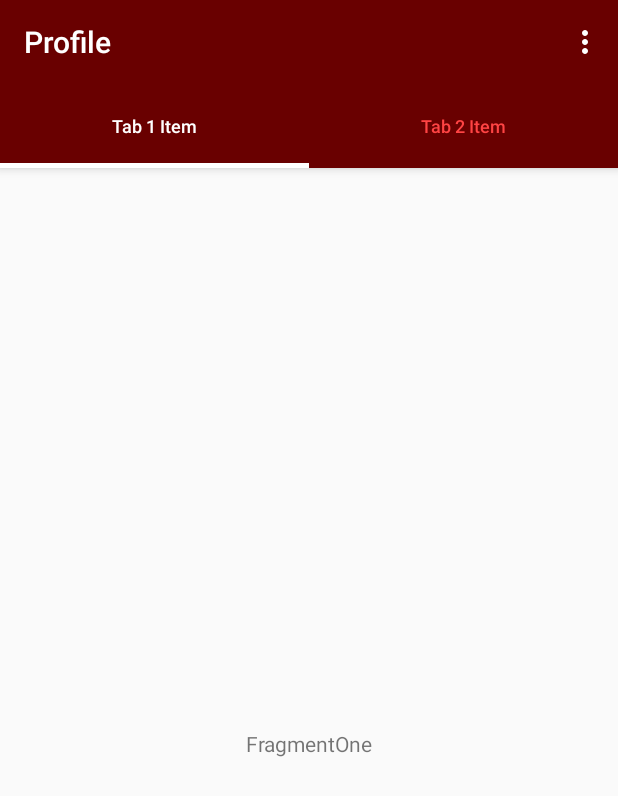
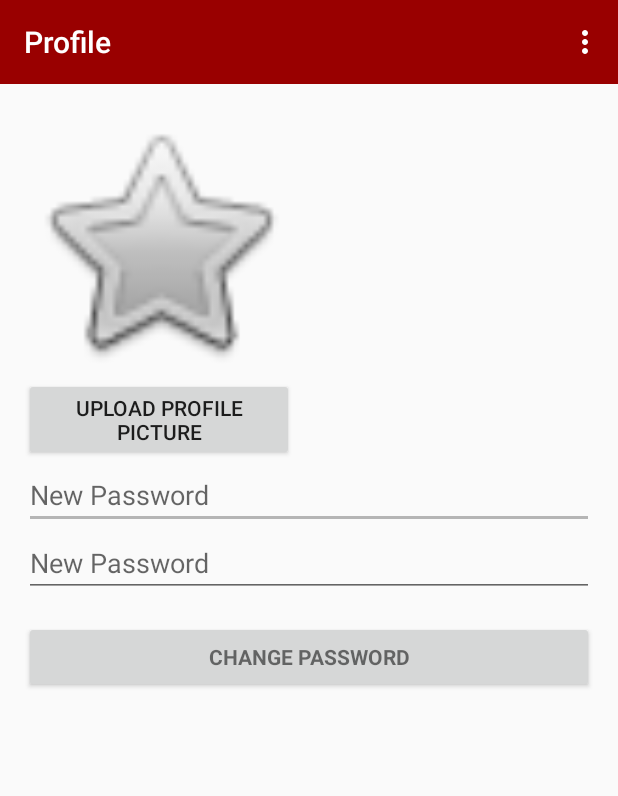
Before and after one commit to larnon/IYTEClubsy, an Android app: the screen it shows after launch once a user with an empty profile is signed in (Main2Activity before the commit, ProfileActivity after it), in the options menu, after a tap on "Profile", on a phone screen of 412 x 824 dp. Shown: the top 796 px of the screen. Run offline under Robolectric (Android 15) with nearby library versions, the phone set to English and light mode, and no system bars; our stand-ins replace Firebase (no records; nobody signed in at launch, a user with empty details on screens opened directly).

Commit message:
First commit.

```diff
--- a/app/src/main/java/com/example/tempest/iyteclubsy/Adapter.kt
+++ b/app/src/main/java/com/example/tempest/iyteclubsy/Adapter.kt
@@ -18,8 +18,8 @@ class Adapter(fm: FragmentManager) : FragmentPagerAdapter(fm) {
     }
 
     override fun getPageTitle(position: Int): CharSequence = when (position) {
-        0 -> "Tab 1 Item"
-        1 -> "Tab 2 Item"
+        0 -> "Notifications"
+        1 -> "Events"
         else -> ""
     }
 
--- a/app/src/main/java/com/example/tempest/iyteclubsy/LoginActivity.java
+++ b/app/src/main/java/com/example/tempest/iyteclubsy/LoginActivity.java
@@ -4,7 +4,6 @@ import android.content.Intent;
 import android.os.Bundle;
 import android.support.annotation.NonNull;
 import android.support.v7.app.AppCompatActivity;
-import android.support.v7.widget.Toolbar;
 import android.text.TextUtils;
 import android.view.View;
 import android.widget.Button;
@@ -33,7 +32,7 @@ public class LoginActivity extends AppCompatActivity {
         auth = FirebaseAuth.getInstance();
 
         if (auth.getCurrentUser() != null && auth.getCurrentUser().isEmailVerified()) {
-            startActivity(new Intent(LoginActivity.this, Main2Activity.class));
+            startActivity(new Intent(LoginActivity.this, MainActivity.class));
             finish();
         }
 
@@ -99,7 +98,7 @@ public class LoginActivity extends AppCompatActivity {
                                 } else {
                                     FirebaseUser user = auth.getCurrentUser();
                                     if(user.isEmailVerified()){
-                                        startActivity(new Intent(LoginActivity.this, Main2Activity.class));
+                                        startActivity(new Intent(LoginActivity.this, MainActivity.class));
                                         finish();
                                     }
                                     else{
--- a/app/src/main/java/com/example/tempest/iyteclubsy/Main2Activity.kt
+++ b/app/src/main/java/com/example/tempest/iyteclubsy/MainActivity.kt
@@ -12,16 +12,12 @@ import android.support.v7.app.AppCompatActivity
 import android.support.v7.widget.Toolbar
 import android.view.Menu
 import android.view.MenuItem
-import android.view.View
 
 
-import com.google.android.gms.tasks.OnCompleteListener
 import com.google.firebase.auth.FirebaseAuth
-import com.google.firebase.auth.FirebaseUser
 
 
-
-class Main2Activity : AppCompatActivity() {
+class MainActivity : AppCompatActivity() {
 
     private var authListener: FirebaseAuth.AuthStateListener? = null
     private var auth: FirebaseAuth? = null
@@ -35,12 +31,15 @@ class Main2Activity : AppCompatActivity() {
 
     override fun onOptionsItemSelected(item: MenuItem): Boolean {
         when (item.itemId) {
+            R.id.menuIYTEClubsy -> {
+            }
+
             R.id.menuProfile -> {
+                startActivity(Intent(this@MainActivity, ProfileActivity::class.java))
             }
 
             R.id.menuClubList -> {
-                startActivity(Intent(this@Main2Activity, ClubListActivity::class.java))
-                finish()
+                startActivity(Intent(this@MainActivity, ClubListActivity::class.java))
             }
 
             R.id.menuLogout -> auth!!.signOut()
@@ -50,7 +49,7 @@ class Main2Activity : AppCompatActivity() {
 
     override fun onCreate(savedInstanceState: Bundle?) {
         super.onCreate(savedInstanceState)
-        setContentView(R.layout.activity_main2)
+        setContentView(R.layout.activity_main)
 
 
         //get firebase auth instance
@@ -62,7 +61,7 @@ class Main2Activity : AppCompatActivity() {
 
         auth!!.addAuthStateListener {
             if(auth!!.currentUser == null){
-                startActivity(Intent(this@Main2Activity, LoginActivity::class.java))
+                startActivity(Intent(this@MainActivity, LoginActivity::class.java))
                 this.finish()
             }
         }
@@ -94,6 +93,6 @@ class Main2Activity : AppCompatActivity() {
     private fun initToolbar() {
         val toolbar: Toolbar = findViewById(R.id.toolbar)
         setSupportActionBar(toolbar)
-        supportActionBar!!.title = "Profile"
+        supportActionBar!!.title = "IYTE Clubsy"
     }
 }
--- a/app/src/main/java/com/example/tempest/iyteclubsy/MainActivity.java
+++ b/app/src/main/java/com/example/tempest/iyteclubsy/ProfileActivity.java
@@ -5,8 +5,6 @@ import android.os.Bundle;
 import android.support.annotation.NonNull;
 import android.support.v7.app.AppCompatActivity;
 import android.support.v7.widget.Toolbar;
-import android.transition.Fade;
-import android.transition.Transition;
 import android.view.View;
 import android.widget.Button;
 import android.widget.EditText;
@@ -21,10 +19,9 @@ import com.google.android.gms.tasks.OnCompleteListener;
 import com.google.android.gms.tasks.Task;
 import com.google.firebase.auth.FirebaseAuth;
 import com.google.firebase.auth.FirebaseUser;
-import com.google.firebase.database.*;
 import com.google.firebase.storage.*;
 
-public class MainActivity extends AppCompatActivity {
+public class ProfileActivity extends AppCompatActivity {
 
     private Button btnChangePassword;
 
@@ -46,11 +43,15 @@ public class MainActivity extends AppCompatActivity {
     @Override
     public boolean onOptionsItemSelected(MenuItem item) {
         switch(item.getItemId()){
+            case R.id.menuIYTEClubsy:
+                finish();
+                break;
+
             case R.id.menuProfile:
                 break;
 
             case R.id.menuClubList:
-                startActivity(new Intent(MainActivity.this, ClubListActivity.class));
+                startActivity(new Intent(ProfileActivity.this, ClubListActivity.class));
                 finish();
                 break;
 
@@ -64,7 +65,7 @@ public class MainActivity extends AppCompatActivity {
     @Override
     protected void onCreate(Bundle savedInstanceState) {
         super.onCreate(savedInstanceState);
-        setContentView(R.layout.activity_main);
+        setContentView(R.layout.activity_profile);
 
         Toolbar toolbar = (Toolbar) findViewById(R.id.toolbar);
         toolbar.setTitle("Profile");
@@ -89,7 +90,7 @@ public class MainActivity extends AppCompatActivity {
                 if (user == null) {
                     // user auth state is changed - user is null
                     // launch login activity
-                    startActivity(new Intent(MainActivity.this, LoginActivity.class));
+                    startActivity(new Intent(ProfileActivity.this, LoginActivity.class));
                     finish();
                 }
             }
@@ -130,11 +131,11 @@ public class MainActivity extends AppCompatActivity {
                                     @Override
                                     public void onComplete(@NonNull Task<Void> task) {
                                         if (task.isSuccessful()) {
-                                            Toast.makeText(MainActivity.this, "Password is updated, sign in with new password!", Toast.LENGTH_SHORT).show();
+                                            Toast.makeText(ProfileActivity.this, "Password is updated, sign in with new password!", Toast.LENGTH_SHORT).show();
                                             auth.signOut();
                                             progressBar.setVisibility(View.GONE);
                                         } else {
-                                            Toast.makeText(MainActivity.this, "Failed to update password!", Toast.LENGTH_SHORT).show();
+                                            Toast.makeText(ProfileActivity.this, "Failed to update password!", Toast.LENGTH_SHORT).show();
                                             progressBar.setVisibility(View.GONE);
                                         }
                                     }
@@ -142,7 +143,7 @@ public class MainActivity extends AppCompatActivity {
                     }
                 }
                 else {
-                    Toast.makeText(MainActivity.this, "Enter new password!", Toast.LENGTH_SHORT).show();
+                    Toast.makeText(ProfileActivity.this, "Enter new password!", Toast.LENGTH_SHORT).show();
                     progressBar.setVisibility(View.GONE);
                 }
             }
--- a/app/src/main/res/layout/activity_club_list.xml
+++ b/app/src/main/res/layout/activity_club_list.xml
@@ -4,7 +4,6 @@
     xmlns:tools="http://schemas.android.com/tools"
     android:layout_width="match_parent"
     android:layout_height="match_parent"
-    android:background="@color/colorPrimary"
     android:fitsSystemWindows="true"
     tools:context="com.example.tempest.iyteclubsy.ClubListActivity">
 
@@ -15,6 +14,7 @@
         android:layout_marginBottom="32dp"
         android:layout_marginEnd="8dp"
         android:layout_marginStart="8dp"
+        android:indeterminateTint="@color/colorPrimary"
         android:visibility="gone"
         app:layout_constraintBottom_toBottomOf="@+id/listView"
         app:layout_constraintEnd_toEndOf="parent"
@@ -44,7 +44,7 @@
         android:id="@+id/listView"
         android:layout_width="0dp"
         android:layout_height="0dp"
-        android:textColor="@android:color/white"
+        android:background="@color/white"
         app:layout_constraintBottom_toBottomOf="parent"
         app:layout_constraintEnd_toEndOf="parent"
         app:layout_constraintStart_toStartOf="parent"
--- a/app/src/main/res/layout/activity_main2.xml
+++ /dev/null
@@ -1,43 +0,0 @@
-<?xml version="1.0" encoding="utf-8"?>
-<android.support.design.widget.CoordinatorLayout
-    xmlns:android="http://schemas.android.com/apk/res/android"
-    xmlns:app="http://schemas.android.com/apk/res-auto"
-    android:id="@+id/main_content"
-    android:layout_width="match_parent"
-    android:layout_height="match_parent"
-    android:fitsSystemWindows="true">
-
-    <android.support.design.widget.AppBarLayout
-        android:id="@+id/appbar"
-        android:layout_width="match_parent"
-        android:layout_height="wrap_content"
-        android:theme="@style/AppTheme.AppBarOverlay">
-
-        <android.support.v7.widget.Toolbar
-            android:id="@+id/toolbar"
-            android:layout_width="match_parent"
-            android:layout_height="?attr/actionBarSize"
-            android:background="?attr/colorPrimary"
-            app:contentInsetStartWithNavigation="0dp"
-            app:layout_scrollFlags="scroll|enterAlways"
-            app:popupTheme="@style/AppTheme.PopupOverlay"/>
-
-        <android.support.design.widget.TabLayout
-            android:id="@+id/tab_layout"
-            style="@style/CustomTabLayout"
-            android:layout_width="match_parent"
-            android:layout_height="?attr/actionBarSize"
-            android:layout_gravity="left"
-            android:background="@color/colorPrimary"
-            app:tabGravity="fill"
-            app:tabMode="fixed"/>
-
-    </android.support.design.widget.AppBarLayout>
-
-    <android.support.v4.view.ViewPager
-        android:id="@+id/view_pager"
-        android:layout_width="match_parent"
-        android:layout_height="match_parent"
-        app:layout_behavior="@string/appbar_scrolling_view_behavior"/>
-
-</android.support.design.widget.CoordinatorLayout>
--- /dev/null
+++ b/app/src/main/res/layout/activity_profile.xml
@@ -0,0 +1,86 @@
+<?xml version="1.0" encoding="utf-8"?>
+<android.support.design.widget.CoordinatorLayout xmlns:android="http://schemas.android.com/apk/res/android"
+    xmlns:app="http://schemas.android.com/apk/res-auto"
+    xmlns:tools="http://schemas.android.com/tools"
+    android:layout_width="match_parent"
+    android:layout_height="match_parent"
+    android:fitsSystemWindows="true"
+    tools:context=".ProfileActivity">
+
+    <android.support.design.widget.AppBarLayout
+        android:layout_width="match_parent"
+        android:layout_height="wrap_content"
+        android:theme="@style/AppTheme.AppBarOverlay"
+        app:elevation="0dp">
+
+        <android.support.v7.widget.Toolbar
+            android:id="@+id/toolbar"
+            android:layout_width="match_parent"
+            android:layout_height="wrap_content"
+            android:layout_weight="1"
+            android:background="?attr/colorPrimary"
+            android:minHeight="?attr/actionBarSize"
+            android:theme="?attr/actionBarTheme" />
+
+    </android.support.design.widget.AppBarLayout>
+
+    <LinearLayout
+        android:layout_width="match_parent"
+        android:layout_height="511dp"
+        android:orientation="vertical"
+        android:paddingBottom="@dimen/activity_vertical_margin"
+        android:paddingLeft="@dimen/activity_horizontal_margin"
+        android:paddingRight="@dimen/activity_horizontal_margin"
+        android:paddingTop="@dimen/activity_vertical_margin"
+        app:layout_behavior="@string/appbar_scrolling_view_behavior">
+
+        <ImageView
+            android:id="@+id/profilePicture"
+            android:layout_width="180dp"
+            android:layout_height="180dp"
+            app:srcCompat="@android:drawable/btn_star" />
+
+        <Button
+            android:id="@+id/uploadButton"
+            android:layout_width="180dp"
+            android:layout_height="wrap_content"
+            android:text="Upload Profile Picture" />
+
+        <EditText
+            android:id="@+id/newPassword1"
+            android:layout_width="match_parent"
+            android:layout_height="wrap_content"
+            android:focusableInTouchMode="true"
+            android:hint="@string/new_pass"
+            android:imeActionId="@+id/login"
+            android:imeOptions="actionUnspecified"
+            android:inputType="textPassword"
+            android:maxLines="1"
+            android:singleLine="true" />
+
+        <EditText
+            android:id="@+id/newPassword2"
+            android:layout_width="match_parent"
+            android:layout_height="wrap_content"
+            android:ems="10"
+            android:hint="@string/new_pass"
+            android:inputType="textPassword" />
+
+        <ProgressBar
+            android:id="@+id/progressBar"
+            android:layout_width="30dp"
+            android:layout_height="30dp"
+            android:visibility="gone" />
+
+        <Button
+            android:id="@+id/change_password_button"
+            style="?android:textAppearanceSmall"
+            android:layout_width="match_parent"
+            android:layout_height="wrap_content"
+            android:layout_marginTop="16dp"
+            android:text="@string/change_password"
+            android:textStyle="bold" />
+
+    </LinearLayout>
+
+</android.support.design.widget.CoordinatorLayout>
--- a/app/src/main/res/layout/fragment_one.xml
+++ b/app/src/main/res/layout/fragment_one.xml
@@ -8,7 +8,7 @@
     <TextView
         android:layout_width="match_parent"
         android:layout_height="match_parent"
-        android:text="FragmentOne"
+        android:text="Notifications"
         android:gravity="center_vertical|center_horizontal"/>
 
 </LinearLayout>
--- a/app/src/main/res/layout/fragment_two.xml
+++ b/app/src/main/res/layout/fragment_two.xml
@@ -8,7 +8,7 @@
     <TextView
         android:layout_width="match_parent"
         android:layout_height="match_parent"
-        android:text="FragmentTwo"
+        android:text="Events"
         android:gravity="center_vertical|center_horizontal"/>
 
 </LinearLayout>
--- a/app/src/main/res/layout/list_white_text.xml
+++ b/app/src/main/res/layout/list_white_text.xml
@@ -9,7 +9,7 @@
     <!-- Defining where should text be placed. You set you text color here-->
     <TextView xmlns:android="http://schemas.android.com/apk/res/android"
         android:id="@+id/list_content"
-        android:textColor="#ffffff"
+        android:textColor="@color/black"
         android:gravity="center_vertical"
         android:text="sample"
         android:textAppearance="?android:attr/textAppearanceListItemSmall"
--- a/app/src/main/res/menu/menu.xml
+++ b/app/src/main/res/menu/menu.xml
@@ -1,5 +1,9 @@
 <?xml version="1.0" encoding="utf-8"?>
 <menu xmlns:android="http://schemas.android.com/apk/res/android">
+
+    <item
+        android:id="@+id/menuIYTEClubsy"
+        android:title="IYTE Clubsy" />
 
     <item
         android:id="@+id/menuProfile"
--- a/app/src/main/res/values/colors.xml
+++ b/app/src/main/res/values/colors.xml
@@ -1,13 +1,15 @@
 <?xml version="1.0" encoding="utf-8"?>
 <resources>
-    <color name="colorPrimary">#690000</color>
-    <color name="colorPrimaryDark">#990000</color>
+    <color name="colorPrimaryDark">#690000</color>
+    <color name="colorPrimary">#990000</color>
+    <color name="colorSecondary">#c30000</color>
     <color name="colorAccent">#b5b5b5</color>
 
     <color name="bg_login">#26ae90</color>
     <color name="bg_register">#2e3237</color>
     <color name="bg_main">#428bca</color>
     <color name="white">#ffffff</color>
+    <color name="black">#000000</color>
     <color name="input_login">#222222</color>
     <color name="input_login_hint">#999999</color>
     <color name="input_register">#888888</color>
```
Also changed, not shown: app/src/main/AndroidManifest.xml (+4 -4 lines), app/src/main/java/com/example/tempest/iyteclubsy/Club.java (+24 -14 lines), app/src/main/java/com/example/tempest/iyteclubsy/ClubDetailsActivity.java (+14 -14 lines), app/src/main/java/com/example/tempest/iyteclubsy/ClubListActivity.java (+4 -7 lines), app/src/main/res/layout/activity_club_details.xml (+20 -14 lines), app/src/main/res/layout/activity_main.xml (+24 -67 lines).
